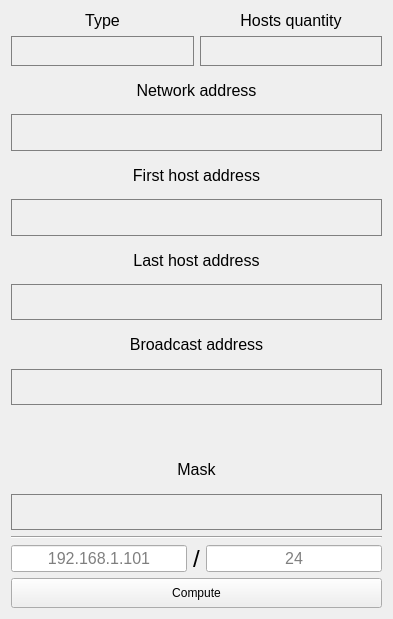
The window that win.ui (valerii540/IPCalculator) describes before a commit, drawn with Qt 5.
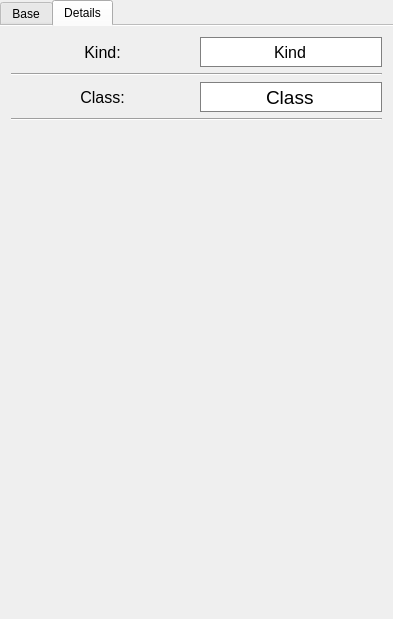
The same window after the commit.

Commit message: Init UI redesigning

```diff
--- a/win.ui
+++ b/win.ui
@@ -14,7 +14,56 @@
    <string>win</string>
   </property>
   <widget class="QWidget" name="centralWidget">
+   <property name="autoFillBackground">
+    <bool>false</bool>
+   </property>
    <layout class="QVBoxLayout" name="verticalLayout_2">
+    <property name="spacing">
+     <number>6</number>
+    </property>
+    <property name="leftMargin">
+     <number>0</number>
+    </property>
+    <property name="topMargin">
+     <number>0</number>
+    </property>
+    <property name="rightMargin">
+     <number>0</number>
+    </property>
+    <property name="bottomMargin">
+     <number>0</number>
+    </property>
+    <item>
+     <widget class="QTabWidget" name="tabWidget">
+      <property name="tabPosition">
+       <enum>QTabWidget::North</enum>
+      </property>
+      <property name="tabShape">
+       <enum>QTabWidget::Rounded</enum>
+      </property>
+      <property name="currentIndex">
+       <number>1</number>
+      </property>
+      <property name="elideMode">
+       <enum>Qt::ElideLeft</enum>
+      </property>
+      <property name="documentMode">
+       <bool>true</bool>
+      </property>
+      <property name="movable">
+       <bool>false</bool>
+      </property>
+      <property name="tabBarAutoHide">
+       <bool>false</bool>
+      </property>
+      <widget class="QWidget" name="Tab1">
+       <property name="enabled">
+        <bool>true</bool>
+       </property>
+       <attribute name="title">
+        <string>Base</string>
+       </attribute>
+       <layout class="QVBoxLayout" name="verticalLayout_3">
     <item>
      <layout class="QHBoxLayout" name="layout_TypeHosts">
       <item>
@@ -454,6 +503,176 @@
       <property name="text">
        <string>Compute</string>
       </property>
+         </widget>
+        </item>
+       </layout>
+      </widget>
+      <widget class="QWidget" name="Tab2">
+       <attribute name="title">
+        <string>Details</string>
+       </attribute>
+       <layout class="QVBoxLayout" name="verticalLayout_4">
+        <item>
+         <layout class="QHBoxLayout" name="horizontalLayout">
+          <item>
+           <widget class="QLabel" name="text_kind">
+            <property name="minimumSize">
+             <size>
+              <width>0</width>
+              <height>30</height>
+             </size>
+            </property>
+            <property name="font">
+             <font>
+              <pointsize>12</pointsize>
+             </font>
+            </property>
+            <property name="layoutDirection">
+             <enum>Qt::RightToLeft</enum>
+            </property>
+            <property name="text">
+             <string>Kind:</string>
+            </property>
+            <property name="alignment">
+             <set>Qt::AlignCenter</set>
+            </property>
+           </widget>
+          </item>
+          <item>
+           <widget class="QLineEdit" name="lineEdit_kind">
+            <property name="sizePolicy">
+             <sizepolicy hsizetype="Preferred" vsizetype="Fixed">
+              <horstretch>0</horstretch>
+              <verstretch>0</verstretch>
+             </sizepolicy>
+            </property>
+            <property name="minimumSize">
+             <size>
+              <width>0</width>
+              <height>30</height>
+             </size>
+            </property>
+            <property name="font">
+             <font>
+              <pointsize>12</pointsize>
+             </font>
+            </property>
+            <property name="styleSheet">
+             <string notr="true">QLineEdit {
+	border: 1px solid grey;
+}</string>
+            </property>
+            <property name="text">
+             <string>Kind</string>
+            </property>
+            <property name="alignment">
+             <set>Qt::AlignCenter</set>
+            </property>
+            <property name="dragEnabled">
+             <bool>false</bool>
+            </property>
+            <property name="readOnly">
+             <bool>true</bool>
+            </property>
+            <property name="clearButtonEnabled">
+             <bool>false</bool>
+            </property>
+           </widget>
+          </item>
+         </layout>
+        </item>
+        <item>
+         <widget class="Line" name="line_8">
+          <property name="orientation">
+           <enum>Qt::Horizontal</enum>
+          </property>
+         </widget>
+        </item>
+        <item>
+         <layout class="QHBoxLayout" name="horizontalLayout_2">
+          <item>
+           <widget class="QLabel" name="label">
+            <property name="minimumSize">
+             <size>
+              <width>0</width>
+              <height>30</height>
+             </size>
+            </property>
+            <property name="font">
+             <font>
+              <pointsize>12</pointsize>
+             </font>
+            </property>
+            <property name="text">
+             <string>Class:</string>
+            </property>
+            <property name="alignment">
+             <set>Qt::AlignCenter</set>
+            </property>
+           </widget>
+          </item>
+          <item>
+           <widget class="QLineEdit" name="lineEdit">
+            <property name="sizePolicy">
+             <sizepolicy hsizetype="Preferred" vsizetype="Fixed">
+              <horstretch>0</horstretch>
+              <verstretch>0</verstretch>
+             </sizepolicy>
+            </property>
+            <property name="minimumSize">
+             <size>
+              <width>0</width>
+              <height>30</height>
+             </size>
+            </property>
+            <property name="font">
+             <font>
+              <pointsize>14</pointsize>
+             </font>
+            </property>
+            <property name="styleSheet">
+             <string notr="true">QLineEdit {
+	border: 1px solid grey;
+}</string>
+            </property>
+            <property name="text">
+             <string>Class</string>
+            </property>
+            <property name="alignment">
+             <set>Qt::AlignCenter</set>
+            </property>
+            <property name="readOnly">
+             <bool>true</bool>
+            </property>
+           </widget>
+          </item>
+         </layout>
+        </item>
+        <item>
+         <widget class="Line" name="line_9">
+          <property name="orientation">
+           <enum>Qt::Horizontal</enum>
+          </property>
+         </widget>
+        </item>
+        <item>
+         <spacer name="verticalSpacer_2">
+          <property name="orientation">
+           <enum>Qt::Vertical</enum>
+          </property>
+          <property name="sizeType">
+           <enum>QSizePolicy::Expanding</enum>
+          </property>
+          <property name="sizeHint" stdset="0">
+           <size>
+            <width>20</width>
+            <height>40</height>
+           </size>
+          </property>
+         </spacer>
+        </item>
+       </layout>
+      </widget>
      </widget>
     </item>
    </layout>
```
Left out of the diff: 51 changed lines with no effect on the pictures. Lines whose indentation alone changed are shown as unchanged.
